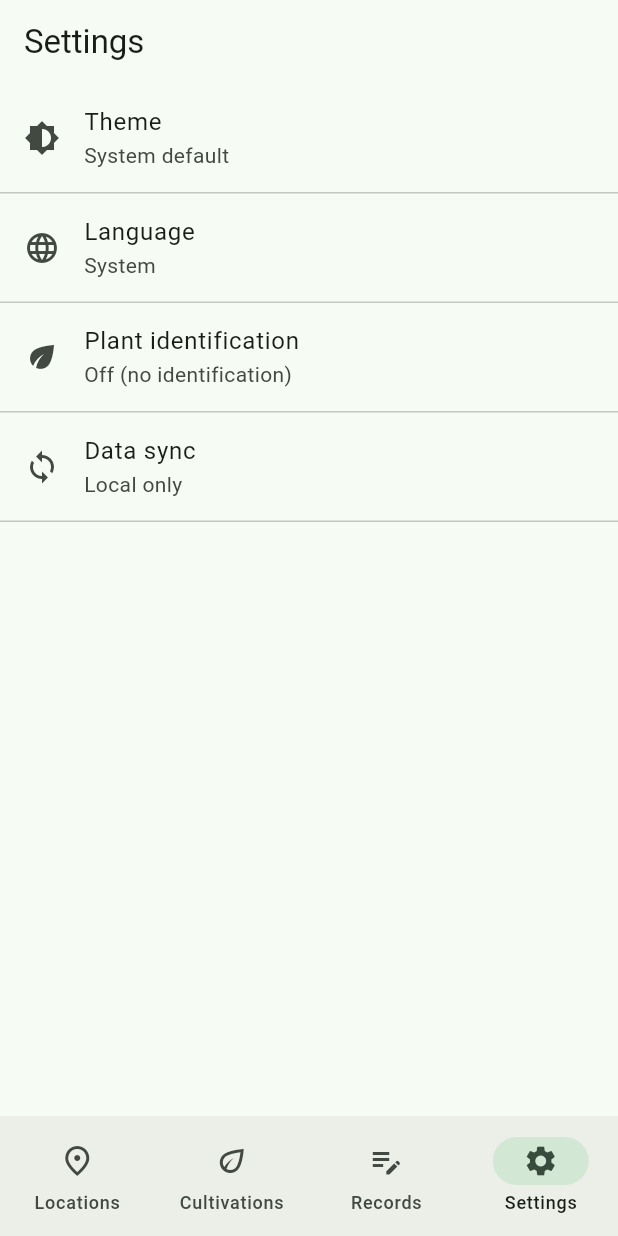
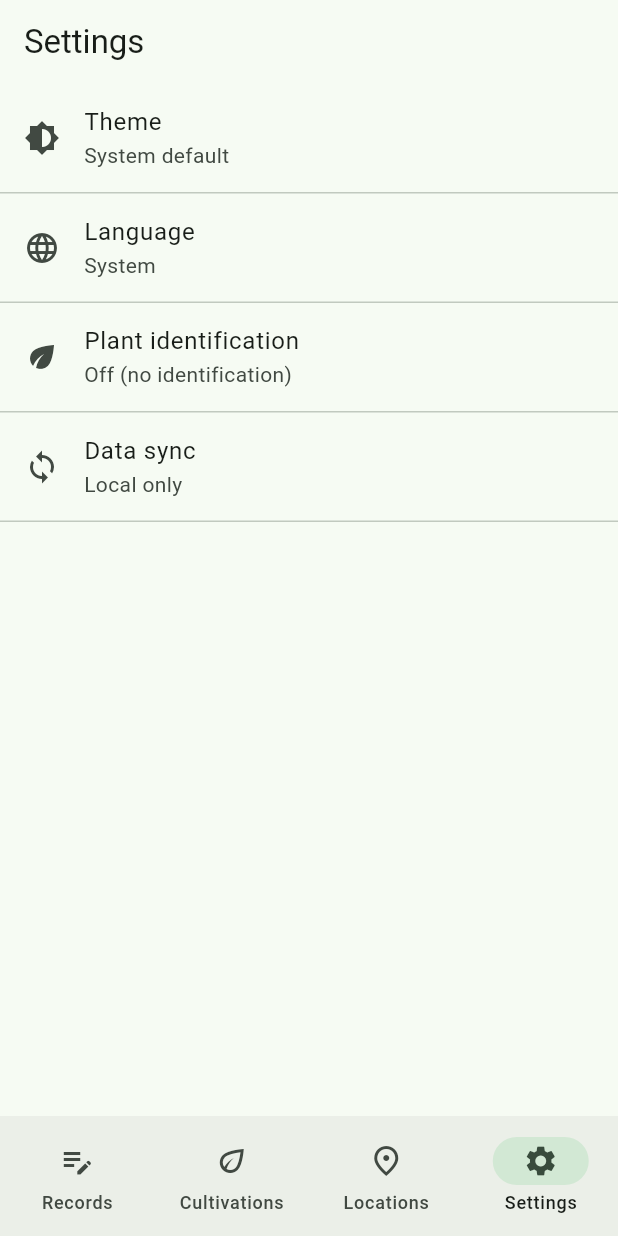
Before and after one commit to aiseed-dev/aiseed-tool, a Flutter app: the screen it shows after launch, item 4 of the bottom bar chosen, on a phone screen of 412 x 824 dp. Run offline on Flutter 3.47's test engine with Material 3 defaults, Android fonts, the phone set to English and light mode, and no system bars; our stand-ins replace geolocator, image_picker, shared_preferences, sqflite; missing offline and left inert: google_mlkit_image_labeling; accounts and stored records are empty.

Commit message:
feat: タブ順序を変更（記録を最初に配置）
スマホは現場での記録が主目的のため、タブ順序を
記録 → 栽培 → 場所 → 設定 に変更。

https://claude.ai/code/session_013hPaH3YDERpsVXAb2ahL7b

```diff
--- a/grow/lib/screens/home_screen.dart
+++ b/grow/lib/screens/home_screen.dart
@@ -33,9 +33,9 @@ class _HomeScreenState extends State<HomeScreen> {
   Widget build(BuildContext context) {
     final l = AppLocalizations.of(context)!;
     final screens = [
+      RecordsScreen(db: widget.db),
+      CropsScreen(db: widget.db),
       LocationsScreen(db: widget.db),
-      CropsScreen(db: widget.db),
-      RecordsScreen(db: widget.db),
       SettingsScreen(
         onThemeModeChanged: widget.onThemeModeChanged,
         onLocaleChanged: widget.onLocaleChanged,
@@ -51,9 +51,9 @@ class _HomeScreenState extends State<HomeScreen> {
         onDestinationSelected: (i) => setState(() => _index = i),
         destinations: [
           NavigationDestination(
-            icon: const Icon(Icons.place_outlined),
-            selectedIcon: const Icon(Icons.place),
-            label: l.locations,
+            icon: const Icon(Icons.edit_note_outlined),
+            selectedIcon: const Icon(Icons.edit_note),
+            label: l.records,
           ),
           NavigationDestination(
             icon: const Icon(Icons.eco_outlined),
@@ -61,9 +61,9 @@ class _HomeScreenState extends State<HomeScreen> {
             label: l.crops,
           ),
           NavigationDestination(
-            icon: const Icon(Icons.edit_note_outlined),
-            selectedIcon: const Icon(Icons.edit_note),
-            label: l.records,
+            icon: const Icon(Icons.place_outlined),
+            selectedIcon: const Icon(Icons.place),
+            label: l.locations,
           ),
           NavigationDestination(
             icon: const Icon(Icons.settings_outlined),
```
